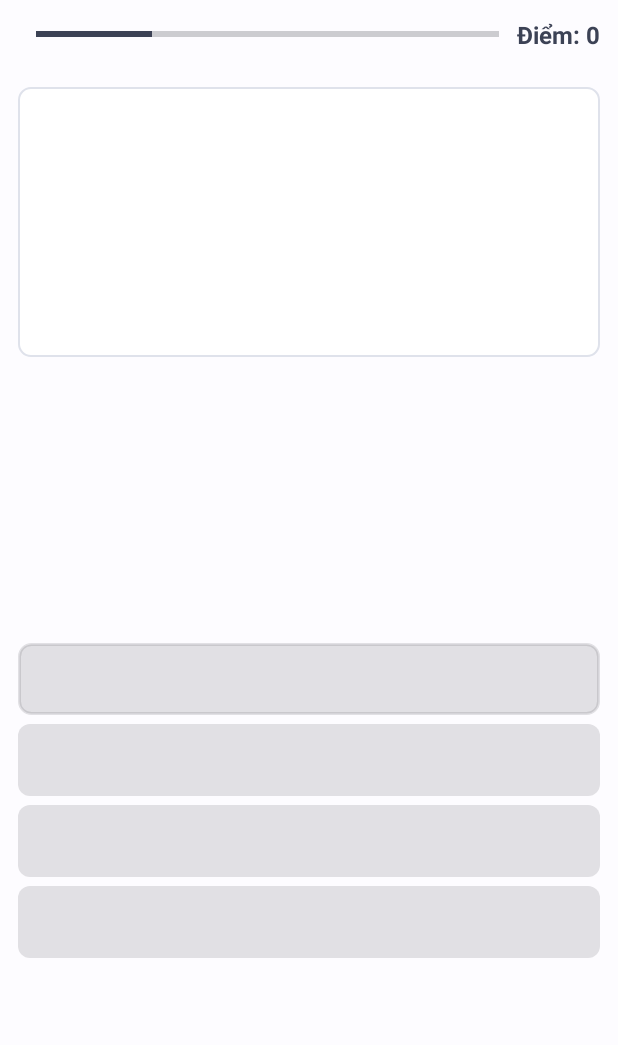
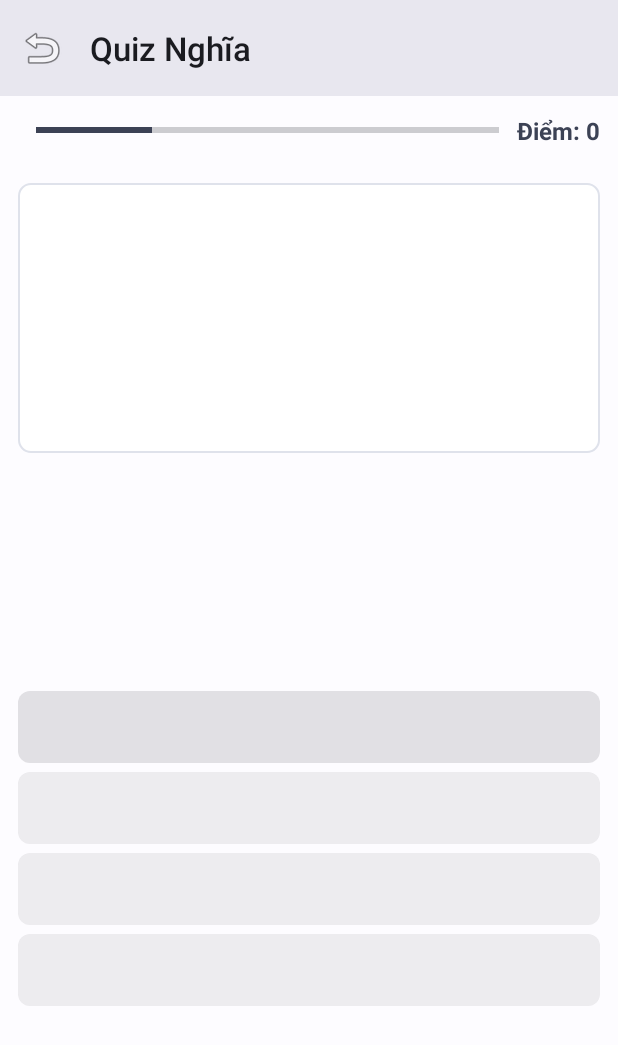
Before and after one commit to Skun01/LearningEnglishApplication, an Android app: the MeaningQuizActivity screen opened directly, with no data from a screen before it, after a tap on an icon or button, on a phone screen of 412 x 824 dp. Shown: the top 1045 px of the screen. Run offline under Robolectric (Android 15) with nearby library versions, the phone set to English and light mode, and no system bars; 12 statements that could not run were skipped.

Commit message:
edit back navigation for some activities

```diff
--- a/app/src/main/java/com/example/learningenglishapplication/Quiz/MeaningQuizActivity.java
+++ b/app/src/main/java/com/example/learningenglishapplication/Quiz/MeaningQuizActivity.java
@@ -16,6 +16,7 @@ import com.example.learningenglishapplication.R;
 import com.example.learningenglishapplication.Data.model.Vocabulary;
 import com.example.learningenglishapplication.Utils.ActivityTransitionManager;
 import com.example.learningenglishapplication.Utils.BaseChildActivity;
+import com.google.android.material.appbar.MaterialToolbar;
 
 import java.util.ArrayList;
 import java.util.Collections;
@@ -40,8 +41,12 @@ public class MeaningQuizActivity extends BaseChildActivity implements View.OnCli
         super.onCreate(savedInstanceState);
         setContentView(R.layout.activity_meaning_quiz);
 
-        // Thiết lập toolbar với tiêu đề "Quiz Nghĩa"
-        setupToolbar(getString(R.string.meaning_quiz_title));
+        // Thiết lập toolbar trực tiếp
+        MaterialToolbar toolbar = findViewById(R.id.toolbar_meaning_quiz);
+        setSupportActionBar(toolbar);
+        getSupportActionBar().setTitle(getString(R.string.meaning_quiz_title));
+        getSupportActionBar().setDisplayHomeAsUpEnabled(true);
+        getSupportActionBar().setDisplayShowHomeEnabled(true);
 
         quizQuestions = (List<Vocabulary>) getIntent().getSerializableExtra("QUIZ_QUESTIONS");
         allVocabs = (List<Vocabulary>) getIntent().getSerializableExtra("ALL_VOCABS");
@@ -78,6 +83,7 @@ public class MeaningQuizActivity extends BaseChildActivity implements View.OnCli
             return;
         }
 
+        // Reset trạng thái các nút cho câu hỏi mới
         resetButtons();
 
         Vocabulary currentQuestion = quizQuestions.get(currentQuestionIndex);
@@ -125,26 +131,47 @@ public class MeaningQuizActivity extends BaseChildActivity implements View.OnCli
         String selectedAnswer = clickedButton.getText().toString();
         String correctAnswer = quizQuestions.get(currentQuestionIndex).getWord();
 
-        if (selectedAnswer.equals(correctAnswer)) {
-            score++;
-            clickedButton.setBackgroundResource(R.drawable.enhanced_correct_answer);
-            clickedButton.setTextColor(getResources().getColor(android.R.color.white, getTheme()));
-        } else {
-            clickedButton.setBackgroundResource(R.drawable.enhanced_wrong_answer);
-            clickedButton.setTextColor(getResources().getColor(android.R.color.white, getTheme()));
-            // Tìm và highlight đáp án đúng
-            for (Button btn : answerButtons) {
-                if (btn.getText().toString().equals(correctAnswer)) {
-                    btn.setBackgroundResource(R.drawable.enhanced_correct_answer);
-                    btn.setTextColor(getResources().getColor(android.R.color.white, getTheme()));
-                }
+        // Tìm nút có đáp án đúng
+        Button correctButton = null;
+        for (Button btn : answerButtons) {
+            if (btn.getText().toString().equals(correctAnswer)) {
+                correctButton = btn;
+                break;
             }
         }
 
-        currentQuestionIndex++;
+        if (selectedAnswer.equals(correctAnswer)) {
+            // Đáp án đúng - Đặt màu xanh lá cho nút được chọn
+            score++;
+            clickedButton.setBackgroundResource(R.drawable.button_correct_answer);
+            clickedButton.setTextColor(Color.WHITE);
+        } else {
+            // Đáp án sai - Đặt màu đỏ cho nút được chọn
+            clickedButton.setBackgroundResource(R.drawable.button_wrong_answer);
+            clickedButton.setTextColor(Color.WHITE);
 
-        // Đợi một chút rồi chuyển sang câu tiếp theo
-        handler.postDelayed(this::loadNextQuestion, 1500); // 1.5 giây
+            // Highlight đáp án đúng với màu xanh lá
+            if (correctButton != null) {
+                correctButton.setBackgroundResource(R.drawable.button_correct_answer);
+                correctButton.setTextColor(Color.WHITE);
+            }
+        }
+
+        // Đặt các nút còn lại (không phải đáp án đúng và không phải nút được chọn)
+        // về màu mặc định với độ mờ
+        for (Button btn : answerButtons) {
+            if (btn != clickedButton && btn != correctButton) {
+                btn.setBackgroundResource(R.drawable.button_ripple_effect);
+                btn.setTextColor(getResources().getColor(R.color.text_color_secondary, getTheme()));
+                btn.setAlpha(0.6f); // Làm mờ các nút không liên quan
+            }
+        }
+
+        // Tăng thời gian hiển thị kết quả để người dùng có thể thấy rõ màu sắc
+        handler.postDelayed(() -> {
+            currentQuestionIndex++;
+            loadNextQuestion();
+        }, 2500); // Giảm xuống 2.5 giây cho trải nghiệm tốt hơn
     }
 
     private void resetButtons() {
@@ -152,6 +179,7 @@ public class MeaningQuizActivity extends BaseChildActivity implements View.OnCli
             btn.setEnabled(true);
             btn.setBackgroundResource(R.drawable.button_ripple_effect);
             btn.setTextColor(getResources().getColor(R.color.text_color_primary, getTheme()));
+            btn.setAlpha(1.0f); // Đặt lại độ trong suốt về bình thường
         }
     }
 
@@ -170,4 +198,14 @@ public class MeaningQuizActivity extends BaseChildActivity implements View.OnCli
         ActivityTransitionManager.startActivityWithExtras(this, intent, options.toBundle());
     }
 
+    @Override
+    public void onBackPressed() {
+        ActivityTransitionManager.finishWithDefaultTransition(this);
+    }
+
+    @Override
+    public boolean onSupportNavigateUp() {
+        onBackPressed();
+        return true;
+    }
 }
--- a/app/src/main/java/com/example/learningenglishapplication/Searching/SearchActivity.java
+++ b/app/src/main/java/com/example/learningenglishapplication/Searching/SearchActivity.java
@@ -32,6 +32,7 @@ public class SearchActivity extends BaseChildActivity {
 
         // Sử dụng phương thức setupToolbar từ BaseChildActivity
         setupToolbar("Tìm kiếm Từ vựng");
+        enableHomeAsUp();
 
         // --- Ánh xạ Views và khởi tạo ---
         databaseHelper = new DatabaseHelper(this); // KHỞI TẠO DatabaseHelper
--- a/app/src/main/java/com/example/learningenglishapplication/Vocabulary/VocabularyDetailActivity.java
+++ b/app/src/main/java/com/example/learningenglishapplication/Vocabulary/VocabularyDetailActivity.java
@@ -27,6 +27,7 @@ public class VocabularyDetailActivity extends BaseChildActivity {
 
         // Sử dụng phương thức setupToolbar từ BaseChildActivity
         setupToolbar("Chi tiết từ vựng");
+        enableHomeAsUp();
 
         databaseHelper = new DatabaseHelper(this);
         // SỬA LỖI: Khởi tạo VocabularyDataHelper bằng cách truyền DatabaseHelper vào
--- a/app/src/main/java/com/example/learningenglishapplication/category/CategoryManagementActivity.java
+++ b/app/src/main/java/com/example/learningenglishapplication/category/CategoryManagementActivity.java
@@ -45,10 +45,10 @@ public class CategoryManagementActivity extends BaseMainActivity
         // --- Thiết lập Toolbar ---
         toolbar = findViewById(R.id.toolbar_category);
         setSupportActionBar(toolbar);
-        // Hiển thị nút quay lại (mũi tên)
+        // Không hiển thị nút quay lại vì đây là màn hình chính có bottom navigation
         if (getSupportActionBar() != null) {
-            getSupportActionBar().setDisplayHomeAsUpEnabled(true);
-            getSupportActionBar().setDisplayShowHomeEnabled(true);
+            getSupportActionBar().setDisplayHomeAsUpEnabled(false);
+            getSupportActionBar().setDisplayShowHomeEnabled(false);
         }
 
         categoryHelper = new CategoryDataHelper(this);
--- a/app/src/main/res/drawable/enhanced_correct_answer.xml
+++ /dev/null
@@ -1,16 +0,0 @@
-<?xml version="1.0" encoding="utf-8"?>
-<ripple xmlns:android="http://schemas.android.com/apk/res/android"
-    android:color="#80FFFFFF">
-    <item>
-        <shape>
-            <solid android:color="@color/correct_answer" />
-            <corners android:radius="8dp" />
-            <stroke android:width="2dp" android:color="#388E3C" />
-            <padding
-                android:bottom="8dp"
-                android:left="16dp"
-                android:right="16dp"
-                android:top="8dp" />
-        </shape>
-    </item>
-</ripple>
--- a/app/src/main/res/drawable/enhanced_wrong_answer.xml
+++ /dev/null
@@ -1,16 +0,0 @@
-<?xml version="1.0" encoding="utf-8"?>
-<ripple xmlns:android="http://schemas.android.com/apk/res/android"
-    android:color="#80FFFFFF">
-    <item>
-        <shape>
-            <solid android:color="@color/wrong_answer" />
-            <corners android:radius="8dp" />
-            <stroke android:width="2dp" android:color="#D32F2F" />
-            <padding
-                android:bottom="8dp"
-                android:left="16dp"
-                android:right="16dp"
-                android:top="8dp" />
-        </shape>
-    </item>
-</ripple>
--- a/app/src/main/res/layout/activity_meaning_quiz.xml
+++ b/app/src/main/res/layout/activity_meaning_quiz.xml
@@ -1,14 +1,28 @@
 <?xml version="1.0" encoding="utf-8"?>
 <LinearLayout xmlns:android="http://schemas.android.com/apk/res/android"
     xmlns:tools="http://schemas.android.com/tools"
+    xmlns:app="http://schemas.android.com/apk/res-auto"
     android:layout_width="match_parent"
     android:layout_height="match_parent"
     android:orientation="vertical"
     android:background="@color/background_color"
-    android:padding="@dimen/spacing_medium"
     tools:context=".Quiz.MeaningQuizActivity">
 
-    <!-- Thanh tiến trình và thông tin -->
+    <com.google.android.material.appbar.MaterialToolbar
+        android:id="@+id/toolbar_meaning_quiz"
+        android:layout_width="match_parent"
+        android:layout_height="?attr/actionBarSize"
+        android:background="?attr/colorSurfaceContainerHigh"
+        app:titleTextColor="?attr/colorOnSurface"
+        app:title="@string/meaning_quiz_title"
+        app:navigationIcon="@android:drawable/ic_menu_revert" />
+
+    <LinearLayout
+        android:layout_width="match_parent"
+        android:layout_height="match_parent"
+        android:orientation="vertical"
+        android:padding="@dimen/spacing_medium">
+
         <LinearLayout
             android:layout_width="match_parent"
             android:layout_height="wrap_content"
@@ -41,7 +55,6 @@
                 tools:text="Điểm: 4"/>
         </LinearLayout>
 
-    <!-- Khung câu hỏi -->
         <LinearLayout
             android:layout_width="match_parent"
             android:layout_height="180dp"
@@ -61,7 +74,6 @@
                 tools:text="Hiện tượng tự nhiên hoặc xã hội đáng chú ý"/>
         </LinearLayout>
 
-    <!-- Các lựa chọn trả lời -->
         <LinearLayout
             android:layout_width="match_parent"
             android:layout_height="0dp"
@@ -95,3 +107,4 @@
                 tools:text="Environment"/>
         </LinearLayout>
     </LinearLayout>
+</LinearLayout>
```
Also changed, not shown: app/src/main/java/com/example/learningenglishapplication/Profile/ProfileSettingsActivity.java (+14 -0 lines), app/src/main/java/com/example/learningenglishapplication/Quiz/QuizActivity.java (+17 -6 lines), app/src/main/java/com/example/learningenglishapplication/Utils/BaseChildActivity.java (+10 -0 lines), app/src/main/java/com/example/learningenglishapplication/Vocabulary/VocabularyListActivity.java (+12 -2 lines), app/src/main/res/layout/activity_profile_settings.xml (+6 -8 lines), app/src/main/res/layout/activity_quiz.xml (+23 -6 lines). Lines whose indentation alone changed are shown as unchanged.
